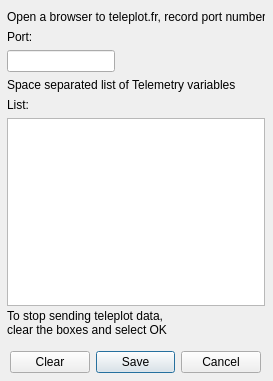
First picture: the form in SM/teleplot.ui, repository walmis/VPforce-TelemFFB, before the edit.
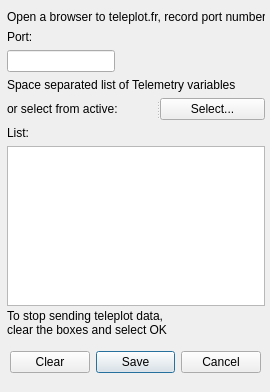
Second picture: the form after the edit.

Commit message: enhance teleplot mini ui

```diff
--- a/SM/teleplot.ui
+++ b/SM/teleplot.ui
@@ -6,8 +6,8 @@
    <rect>
     <x>0</x>
     <y>0</y>
-    <width>273</width>
-    <height>381</height>
+    <width>270</width>
+    <height>392</height>
    </rect>
   </property>
   <property name="windowTitle">
@@ -23,13 +23,20 @@
     </rect>
    </property>
    <layout class="QGridLayout" name="gridLayout">
+    <item row="5" column="0">
+     <widget class="QLabel" name="label_4">
+      <property name="text">
+       <string>List:</string>
+      </property>
+     </widget>
+    </item>
     <item row="2" column="0" alignment="Qt::AlignLeft">
      <widget class="QLineEdit" name="tb_port"/>
     </item>
-    <item row="0" column="0">
-     <widget class="QLabel" name="label">
+    <item row="3" column="0">
+     <widget class="QLabel" name="label_3">
       <property name="text">
-       <string>Open a browser to teleplot.fr, record port number</string>
+       <string>Space separated list of Telemetry variables</string>
       </property>
      </widget>
     </item>
@@ -40,21 +47,31 @@
       </property>
      </widget>
     </item>
-    <item row="5" column="0">
+    <item row="0" column="0">
+     <widget class="QLabel" name="label">
+      <property name="text">
+       <string>Open a browser to teleplot.fr, record port number</string>
+      </property>
+     </widget>
+    </item>
+    <item row="6" column="0">
      <widget class="QPlainTextEdit" name="tb_vars"/>
     </item>
-    <item row="3" column="0">
-     <widget class="QLabel" name="label_3">
-      <property name="text">
-       <string>Space separated list of Telemetry variables</string>
-      </property>
-     </widget>
-    </item>
     <item row="4" column="0">
-     <widget class="QLabel" name="label_4">
-      <property name="text">
-       <string>List:</string>
+     <widget class="QSplitter" name="splitter">
+      <property name="orientation">
+       <enum>Qt::Horizontal</enum>
       </property>
+      <widget class="QLabel" name="label_6">
+       <property name="text">
+        <string>or select from active: </string>
+       </property>
+      </widget>
+      <widget class="QPushButton" name="pb_Select">
+       <property name="text">
+        <string>Select...</string>
+       </property>
+      </widget>
      </widget>
     </item>
    </layout>
@@ -73,7 +90,7 @@
 clear the boxes and select OK</string>
    </property>
   </widget>
-  <widget class="QWidget" name="">
+  <widget class="QWidget" name="layoutWidget">
    <property name="geometry">
     <rect>
      <x>10</x>
```
The commit also changes 1 other file.
